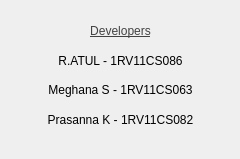
a7ul/Qt-KBC, file code/about.ui: the form before one commit.
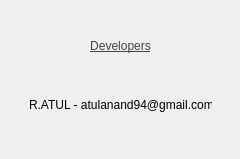
The form after the commit.

Diff of the .ui file:
```diff
--- a/code/about.ui
+++ b/code/about.ui
@@ -37,21 +37,7 @@
     <item>
      <widget class="QLabel" name="credit_8">
       <property name="text">
-       <string>&lt;html&gt;&lt;head/&gt;&lt;body&gt;&lt;p align=&quot;center&quot;&gt;R.ATUL - 1RV11CS086&lt;/p&gt;&lt;/body&gt;&lt;/html&gt;</string>
-      </property>
-     </widget>
-    </item>
-    <item>
-     <widget class="QLabel" name="credit_2">
-      <property name="text">
-       <string>&lt;html&gt;&lt;head/&gt;&lt;body&gt;&lt;p align=&quot;center&quot;&gt;Meghana S - 1RV11CS063&lt;/p&gt;&lt;/body&gt;&lt;/html&gt;</string>
-      </property>
-     </widget>
-    </item>
-    <item>
-     <widget class="QLabel" name="credit_3">
-      <property name="text">
-       <string>&lt;html&gt;&lt;head/&gt;&lt;body&gt;&lt;p align=&quot;center&quot;&gt;Prasanna K - 1RV11CS082&lt;/p&gt;&lt;/body&gt;&lt;/html&gt;</string>
+       <string>&lt;html&gt;&lt;head/&gt;&lt;body&gt;&lt;p align=&quot;center&quot;&gt;R.ATUL - atulanand94@gmail.com&lt;/p&gt;&lt;/body&gt;&lt;/html&gt;</string>
       </property>
      </widget>
     </item>
```
